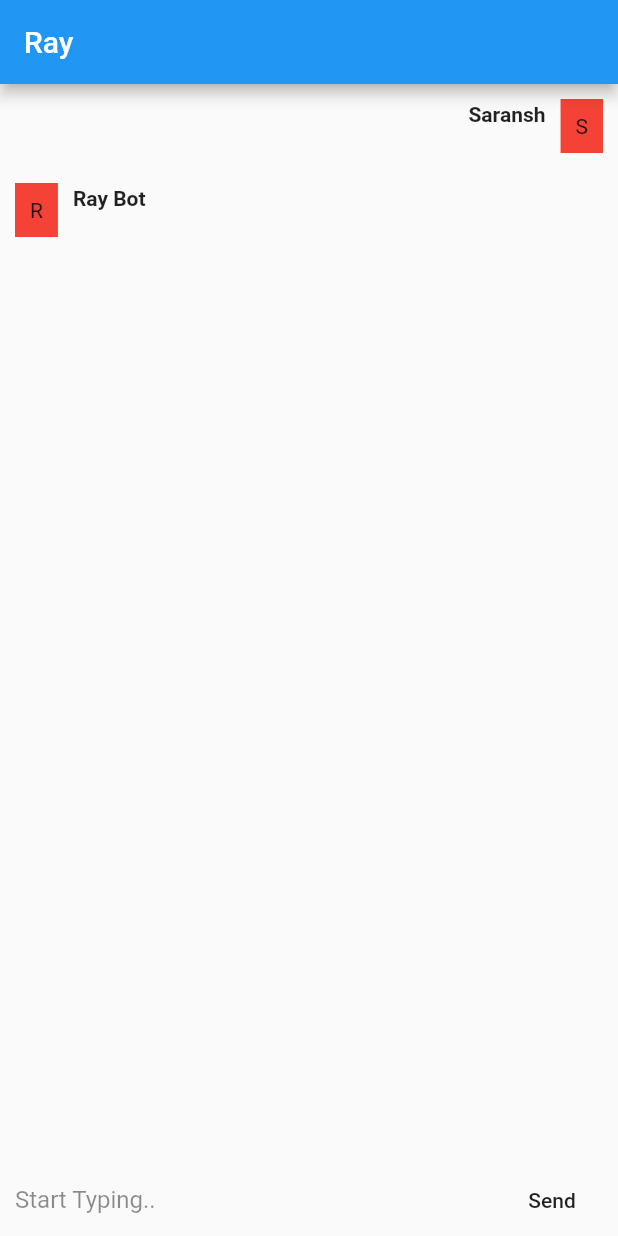
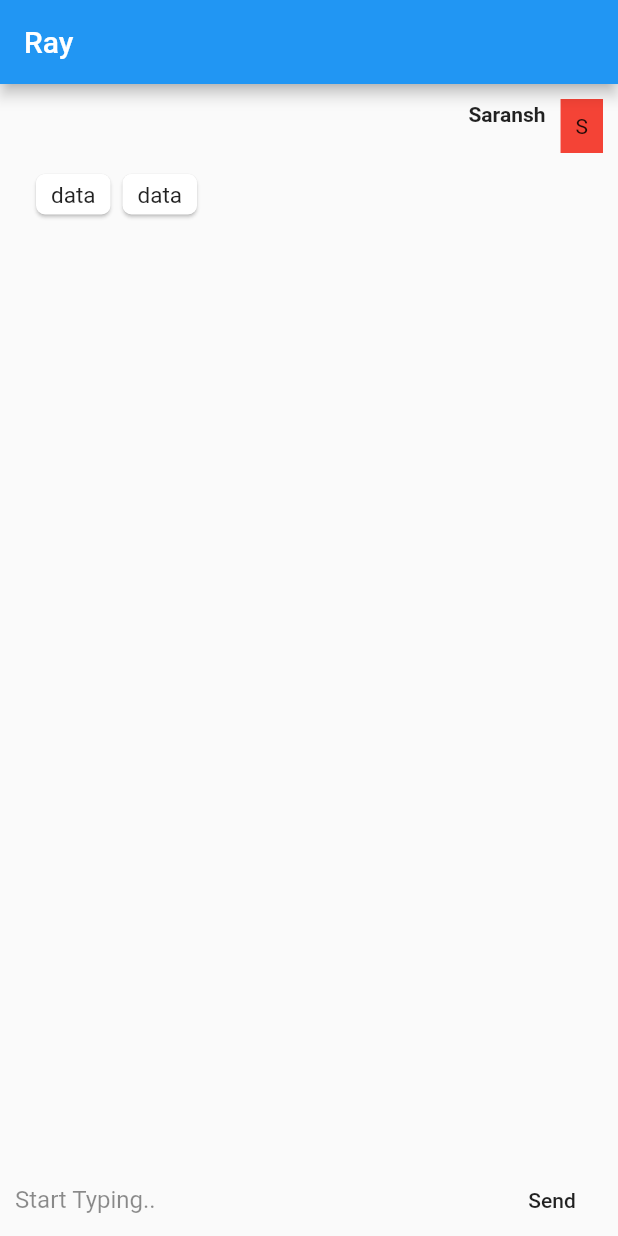
Before and after one commit to saranshgupta1995/Ray---chat, a Flutter app: the screen it shows after launch, after a tap on "Send", on a phone screen of 412 x 824 dp. Run offline on Flutter 3.47's test engine with Material 2 defaults, Android fonts, the phone set to English and light mode, and no system bars.

Commit message:
added option list

```diff
--- a/lib/components/chat-component.dart
+++ b/lib/components/chat-component.dart
@@ -1,5 +1,7 @@
 import 'package:flutter/material.dart';
 import 'package:ray/components/bot-message.dart';
+import 'package:ray/components/option-list.dart';
+import 'package:ray/components/ticket-list.dart';
 import 'package:ray/components/user-message.dart';
 
 class _ChatWindowState extends State<ChatWindow> {
@@ -20,6 +22,12 @@ class _ChatWindowState extends State<ChatWindow> {
             case 'user':
               return UserMessage(data: widget.chatData[i]);
               break;
+            case 'ticket':
+              return TicketMessage(data: widget.chatData[i]);
+              break;
+            case 'option':
+              return OptionMessage(data: widget.chatData[i]);
+              break;
             default:
           }
         }),
--- /dev/null
+++ b/lib/components/option-list.dart
@@ -0,0 +1,35 @@
+import 'package:flutter/material.dart';
+
+class _OptionMessageState extends State<OptionMessage> {
+  Widget build(BuildContext context) {
+    return Container(
+      height: 35,
+        child: ListView(
+          scrollDirection: Axis.horizontal,
+          padding: EdgeInsets.fromLTRB(10, 0, 10, 0),
+          children: List.generate(2, (i) {
+            return Card(
+              shape: RoundedRectangleBorder(
+                borderRadius: new BorderRadius.circular(6)
+              ),
+              child: Container(
+                padding: EdgeInsets.symmetric(vertical: 5, horizontal: 10),
+                child: Text('data', style: TextStyle(
+                  fontSize: 15
+                ),),
+              ),
+            );
+          }),
+        ),
+      );
+  }
+}
+
+class OptionMessage extends StatefulWidget {
+  final data;
+
+  const OptionMessage({Key key, this.data}) : super(key: key);
+
+  @override
+  _OptionMessageState createState() => _OptionMessageState();
+}
--- a/lib/main.dart
+++ b/lib/main.dart
@@ -46,7 +46,7 @@ class _MyHomePageState extends State<MyHomePage> {
     getResponse().then((x) {
       setState(() {
         widget.chatData
-            .add({'n': 'R', 'message': e, 'type': 'bot', 'name': 'Ray Bot'});
+            .add({'n': 'R', 'message': e, 'type': 'option', 'name': 'Ray Bot'});
             isBotTyping = false;
       });
     });
```
Also changed, not shown: lib/components/ticket-list.dart (added, +30 -0 lines).
